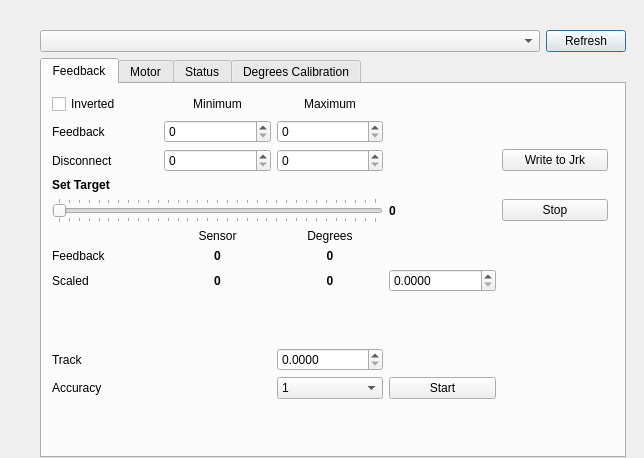
Qt form jrk/usbjrkdialog.ui (poes-weather/Sensor-Benchmark) before a commit.
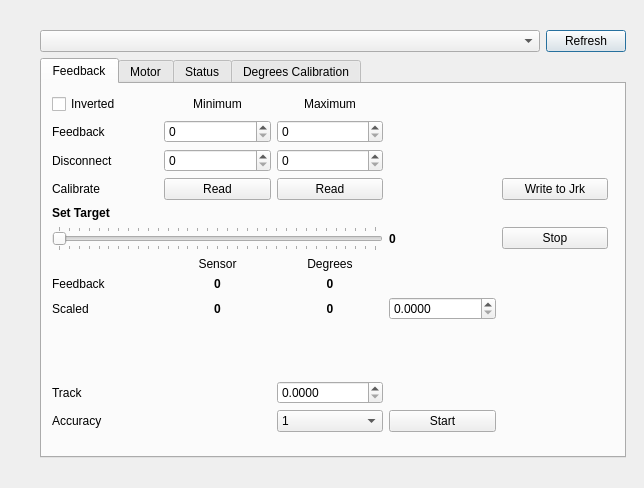
The same form after that commit.

Commit message: Added feedback read function

The edit to the form file:
```diff
--- a/jrk/usbjrkdialog.ui
+++ b/jrk/usbjrkdialog.ui
@@ -7,7 +7,7 @@
     <x>0</x>
     <y>0</y>
     <width>644</width>
-    <height>458</height>
+    <height>488</height>
    </rect>
   </property>
   <property name="windowTitle">
@@ -76,7 +76,7 @@
           <x>10</x>
           <y>10</y>
           <width>556</width>
-          <height>305</height>
+          <height>338</height>
          </rect>
         </property>
         <layout class="QGridLayout" name="gridLayout">
@@ -149,14 +149,7 @@
            </property>
           </widget>
          </item>
-         <item row="2" column="4">
-          <widget class="QPushButton" name="applyFeedbackBtn">
-           <property name="text">
-            <string>Write to Jrk</string>
-           </property>
-          </widget>
-         </item>
-         <item row="3" column="0">
+         <item row="4" column="0">
           <spacer name="verticalSpacer">
            <property name="orientation">
             <enum>Qt::Vertical</enum>
@@ -169,7 +162,7 @@
            </property>
           </spacer>
          </item>
-         <item row="4" column="0">
+         <item row="6" column="0">
           <widget class="QLabel" name="label_6">
            <property name="font">
             <font>
@@ -182,7 +175,7 @@
            </property>
           </widget>
          </item>
-         <item row="5" column="0" colspan="3">
+         <item row="7" column="0" colspan="3">
           <widget class="QSlider" name="targetSlider">
            <property name="minimumSize">
             <size>
@@ -204,7 +197,7 @@
            </property>
           </widget>
          </item>
-         <item row="5" column="3">
+         <item row="7" column="3">
           <widget class="QLabel" name="targetLabel">
            <property name="font">
             <font>
@@ -217,14 +210,14 @@
            </property>
           </widget>
          </item>
-         <item row="7" column="0">
+         <item row="9" column="0">
           <widget class="QLabel" name="label_5">
            <property name="text">
             <string>Feedback</string>
            </property>
           </widget>
          </item>
-         <item row="7" column="1">
+         <item row="9" column="1">
           <widget class="QLabel" name="feedbackLabel">
            <property name="font">
             <font>
@@ -240,21 +233,21 @@
            </property>
           </widget>
          </item>
-         <item row="5" column="4">
+         <item row="7" column="4">
           <widget class="QPushButton" name="stopBtn">
            <property name="text">
             <string>Stop</string>
            </property>
           </widget>
          </item>
-         <item row="8" column="0">
+         <item row="10" column="0">
           <widget class="QLabel" name="label_10">
            <property name="text">
             <string>Scaled</string>
            </property>
           </widget>
          </item>
-         <item row="8" column="1">
+         <item row="10" column="1">
           <widget class="QLabel" name="scaledfbLabel">
            <property name="font">
             <font>
@@ -270,7 +263,7 @@
            </property>
           </widget>
          </item>
-         <item row="6" column="2">
+         <item row="8" column="2">
           <widget class="QLabel" name="label_8">
            <property name="text">
             <string>Degrees</string>
@@ -280,7 +273,7 @@
            </property>
           </widget>
          </item>
-         <item row="7" column="2">
+         <item row="9" column="2">
           <widget class="QLabel" name="degreesLabel">
            <property name="font">
             <font>
@@ -296,23 +289,23 @@
            </property>
           </widget>
          </item>
-         <item row="8" column="2">
-          <widget class="QLabel" name="scaleddegreesLabel">
-           <property name="font">
-            <font>
-             <weight>75</weight>
-             <bold>true</bold>
-            </font>
-           </property>
-           <property name="text">
-            <string>0</string>
-           </property>
-           <property name="alignment">
-            <set>Qt::AlignCenter</set>
-           </property>
-          </widget>
-         </item>
          <item row="10" column="2">
+          <widget class="QLabel" name="scaleddegreesLabel">
+           <property name="font">
+            <font>
+             <weight>75</weight>
+             <bold>true</bold>
+            </font>
+           </property>
+           <property name="text">
+            <string>0</string>
+           </property>
+           <property name="alignment">
+            <set>Qt::AlignCenter</set>
+           </property>
+          </widget>
+         </item>
+         <item row="12" column="2">
           <widget class="QDoubleSpinBox" name="gotoDegSb">
            <property name="decimals">
             <number>4</number>
@@ -325,7 +318,7 @@
            </property>
           </widget>
          </item>
-         <item row="6" column="1">
+         <item row="8" column="1">
           <widget class="QLabel" name="label_14">
            <property name="text">
             <string>Sensor</string>
@@ -335,21 +328,21 @@
            </property>
           </widget>
          </item>
-         <item row="10" column="0">
+         <item row="12" column="0">
           <widget class="QLabel" name="label_15">
            <property name="text">
             <string>Track</string>
            </property>
           </widget>
          </item>
-         <item row="11" column="0">
+         <item row="13" column="0">
           <widget class="QLabel" name="label_16">
            <property name="text">
             <string>Accuracy</string>
            </property>
           </widget>
          </item>
-         <item row="11" column="2">
+         <item row="13" column="2">
           <widget class="QComboBox" name="accCb">
            <item>
             <property name="text">
@@ -378,7 +371,7 @@
            </item>
           </widget>
          </item>
-         <item row="9" column="0">
+         <item row="11" column="0">
           <spacer name="verticalSpacer_2">
            <property name="orientation">
             <enum>Qt::Vertical</enum>
@@ -391,14 +384,14 @@
            </property>
           </spacer>
          </item>
-         <item row="11" column="3">
+         <item row="13" column="3">
           <widget class="QPushButton" name="gotodegBtn">
            <property name="text">
             <string>Start</string>
            </property>
           </widget>
          </item>
-         <item row="8" column="3">
+         <item row="10" column="3">
           <widget class="QDoubleSpinBox" name="degSb">
            <property name="decimals">
             <number>4</number>
@@ -408,6 +401,34 @@
            </property>
           </widget>
          </item>
+         <item row="3" column="0">
+          <widget class="QLabel" name="label_17">
+           <property name="text">
+            <string>Calibrate</string>
+           </property>
+          </widget>
+         </item>
+         <item row="3" column="1">
+          <widget class="QPushButton" name="calibrateMinFeedbackBtn">
+           <property name="text">
+            <string>Read</string>
+           </property>
+          </widget>
+         </item>
+         <item row="3" column="2">
+          <widget class="QPushButton" name="calibrateMaxFeedbackBtn">
+           <property name="text">
+            <string>Read</string>
+           </property>
+          </widget>
+         </item>
+         <item row="3" column="4">
+          <widget class="QPushButton" name="applyFeedbackBtn">
+           <property name="text">
+            <string>Write to Jrk</string>
+           </property>
+          </widget>
+         </item>
         </layout>
        </widget>
       </widget>
```
The commit also changes 3 other files.
